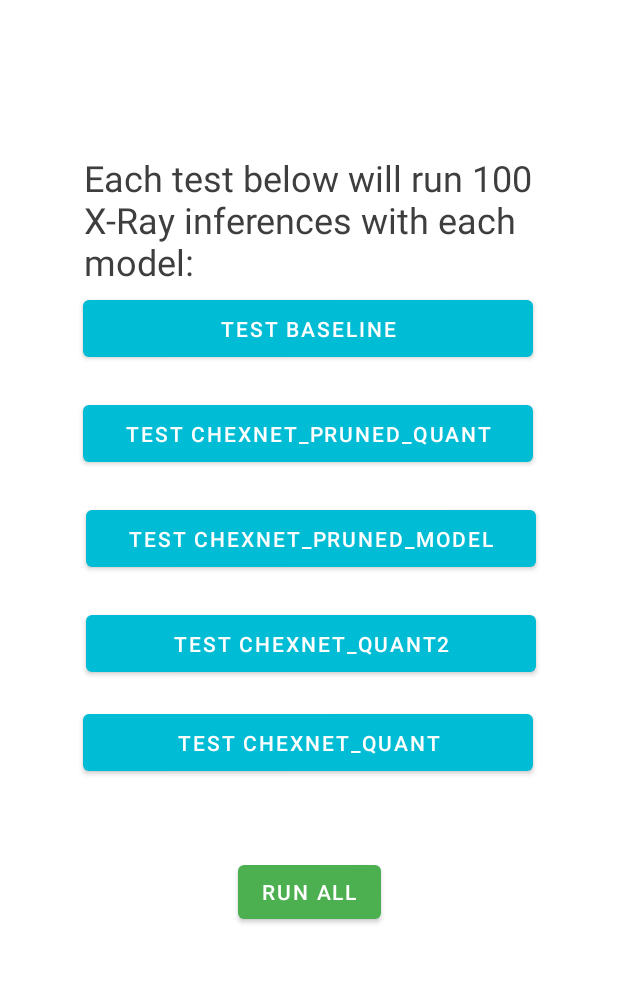
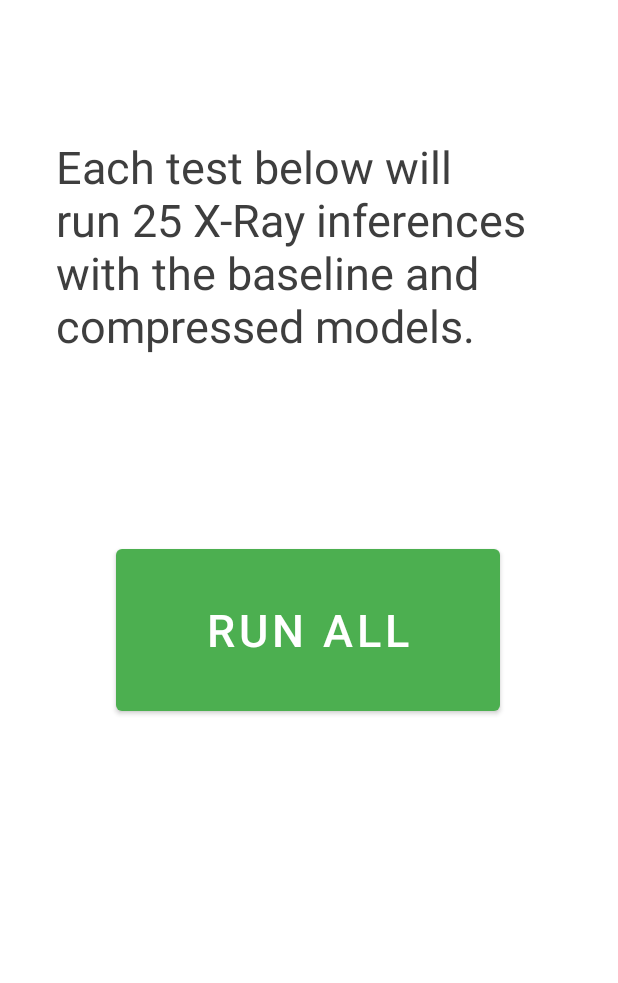
Before and after one commit to sunbiz/LowPoweredTFmodels_BenchmarkApp, an Android app: the screen it shows after launch (MainActivity), on a phone screen of 412 x 824 dp, the part 84-1067 px from its top. Run offline under Robolectric (Android 15) with nearby library versions, the phone set to English and light mode, and no system bars.

Commit message:
Remove unnecessary UI components.

```diff
--- a/app/src/main/res/layout/content_main.xml
+++ b/app/src/main/res/layout/content_main.xml
@@ -23,83 +23,20 @@
     app:navGraph="@navigation/nav_graph" />
 
   <Button
-    android:id="@+id/button4"
-    android:layout_width="300dp"
-    android:layout_height="50dp"
-    android:layout_marginTop="16dp"
-    android:onClick="run_chexnet_quant"
-    android:text="Test CHEXNET_QUANT"
-    app:backgroundTint="#00BCD4"
-    app:layout_constraintEnd_toEndOf="parent"
-    app:layout_constraintHorizontal_bias="0.495"
-    app:layout_constraintStart_toStartOf="parent"
-    app:layout_constraintTop_toBottomOf="@+id/button3" />
-
-  <Button
-    android:id="@+id/button2"
-    android:layout_width="300dp"
-    android:layout_height="50dp"
-    android:layout_marginTop="20dp"
-    android:onClick="run_chexnet_pruned_model"
-    android:text="Test CHEXNET_PRUNED_MODEL"
-    app:backgroundTint="#00BCD4"
-    app:layout_constraintEnd_toEndOf="parent"
-    app:layout_constraintHorizontal_bias="0.513"
-    app:layout_constraintStart_toStartOf="parent"
-    app:layout_constraintTop_toBottomOf="@+id/button" />
-
-  <Button
-    android:id="@+id/button3"
-    android:layout_width="300dp"
-    android:layout_height="50dp"
-    android:layout_marginTop="20dp"
-    android:onClick="run_chexnet_quant2"
-    android:text="Test CHEXNET_QUANT2"
-    app:backgroundTint="#00BCD4"
-    app:layout_constraintEnd_toEndOf="parent"
-    app:layout_constraintHorizontal_bias="0.513"
-    app:layout_constraintStart_toStartOf="parent"
-    app:layout_constraintTop_toBottomOf="@+id/button2" />
-
-  <Button
     android:id="@+id/button5"
-    android:layout_width="wrap_content"
-    android:layout_height="wrap_content"
+    android:layout_width="256dp"
+    android:layout_height="120dp"
+    android:layout_marginBottom="288dp"
     android:clickable="true"
     android:onClick="run_all"
     android:text="Run All"
+    android:textSize="30sp"
     app:backgroundTint="#4CAF50"
     app:layout_constraintBottom_toBottomOf="@+id/nav_host_fragment"
     app:layout_constraintEnd_toEndOf="parent"
-    app:layout_constraintHorizontal_bias="0.501"
+    app:layout_constraintHorizontal_bias="0.496"
     app:layout_constraintStart_toStartOf="parent"
-    app:layout_constraintTop_toBottomOf="@+id/button4"
-    app:layout_constraintVertical_bias="0.254" />
-
-  <Button
-    android:id="@+id/button"
-    android:layout_width="300dp"
-    android:layout_height="50dp"
-    android:layout_marginTop="20dp"
-    android:onClick="run_chexnet_pruned_quant"
-    android:text="Test chexnet_pruned_quant"
-    app:backgroundTint="#00BCD4"
-    app:layout_constraintEnd_toEndOf="parent"
-    app:layout_constraintHorizontal_bias="0.495"
-    app:layout_constraintStart_toStartOf="parent"
-    app:layout_constraintTop_toBottomOf="@+id/button6" />
-
-  <Button
-    android:id="@+id/button6"
-    android:layout_width="300dp"
-    android:layout_height="50dp"
-    android:layout_marginTop="250dp"
-    android:onClick="run_baseline"
-    android:text="Test Baseline"
-    app:backgroundTint="#00BCD4"
-    app:layout_constraintEnd_toEndOf="parent"
-    app:layout_constraintHorizontal_bias="0.495"
-    app:layout_constraintStart_toStartOf="parent"
-    app:layout_constraintTop_toTopOf="@+id/nav_host_fragment" />
+    app:layout_constraintTop_toTopOf="parent"
+    app:layout_constraintVertical_bias="1.0" />
 
 </androidx.constraintlayout.widget.ConstraintLayout>
--- a/app/src/main/res/layout/fragment_first.xml
+++ b/app/src/main/res/layout/fragment_first.xml
@@ -8,12 +8,12 @@
 
   <TextView
     android:id="@+id/textview_first"
-    android:layout_width="300dp"
-    android:layout_height="101dp"
-    android:text="@string/hello_first_fragment"
+    android:layout_width="338dp"
+    android:layout_height="154dp"
+    android:text="@string/home_screen_text"
     android:textAppearance="@style/TextAppearance.AppCompat.Large"
     android:textColor="#3E3E3E"
-    android:textSize="24sp"
+    android:textSize="30sp"
     app:layout_constraintBottom_toBottomOf="parent"
     app:layout_constraintEnd_toEndOf="parent"
     app:layout_constraintStart_toStartOf="parent"
--- a/app/src/main/res/values/strings.xml
+++ b/app/src/main/res/values/strings.xml
@@ -6,5 +6,5 @@
     <string name="next">Next</string>
     <string name="previous">Previous</string>
 
-    <string name="hello_first_fragment">Each test below will run 100 X-Ray inferences with each model:</string>
+    <string name="home_screen_text">Each test below will run 25 X-Ray inferences with the baseline and compressed models.</string>
 </resources>
```
